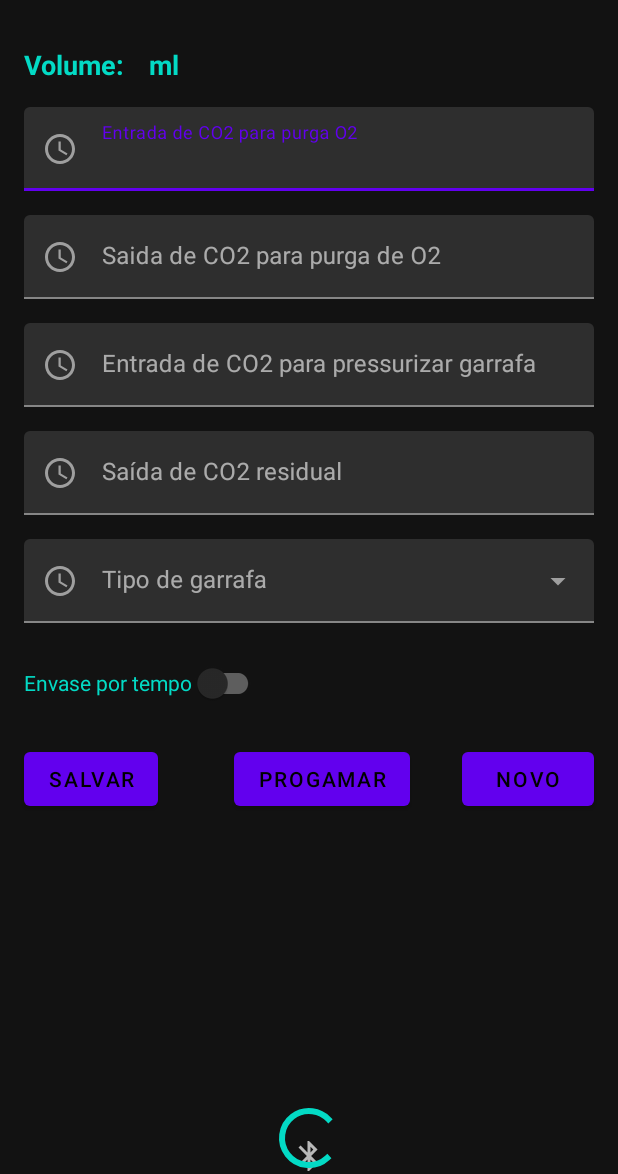
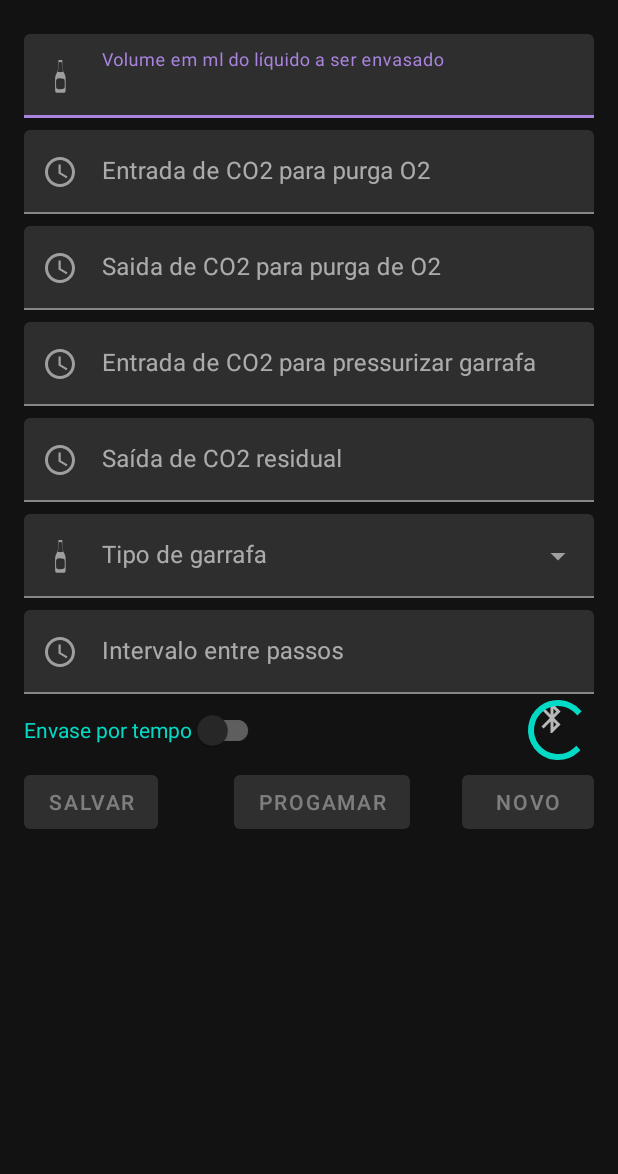
Before and after one commit to maseletrico/BeerBottleFilling, an Android app: the BottleFillerControlActivity screen opened directly, with no data from a screen before it, on a phone screen of 412 x 824 dp, the part 62-1236 px from its top. Run offline under Robolectric (Android 15) with nearby library versions, the phone set to English and light mode, and no system bars; our stand-ins replace AdMob, Firebase (no records; nobody signed in at launch, a user with empty details on screens opened directly); 2 statements that could not run were skipped.

Commit message:
adição campo no firebase - interval- Layout na view volume

```diff
--- a/app/src/main/java/com/maseletrico/beerbottlefilling/constants/Const.kt
+++ b/app/src/main/java/com/maseletrico/beerbottlefilling/constants/Const.kt
@@ -6,6 +6,9 @@ class Const {
 
     companion object {
         const val REQUEST_ENABLE_BT = 101
+        const val RC_SIGN_IN = 145
         val MY_UUID = UUID.fromString("00001101-0000-1000-8000-00805F9B34FB")
+        const val fireStoreCollection = "bottleFillerSetups"
+        const val TAG = "beerLog"
     }
 }
--- a/app/src/main/java/com/maseletrico/beerbottlefilling/data/network/Repository.kt
+++ b/app/src/main/java/com/maseletrico/beerbottlefilling/data/network/Repository.kt
@@ -23,6 +23,7 @@ class Repository {
                     val co2Residual = document.getString("co2Residual")
                     val fillingTime = document.getString("fillingTime")
                     val fillingVol = document.getString("fillingVol")
+                    val interval = document.getString("interval")
 
                     val bottleFillerTimes = FillingTimes(
                         document.id,
@@ -31,7 +32,8 @@ class Repository {
                         co2Pressure,
                         co2Residual,
                         fillingTime,
-                        fillingVol
+                        fillingVol,
+                        interval
                     )
                     listData.add(bottleFillerTimes)
                 }
--- a/app/src/main/java/com/maseletrico/beerbottlefilling/model/FillingTimes.kt
+++ b/app/src/main/java/com/maseletrico/beerbottlefilling/model/FillingTimes.kt
@@ -7,5 +7,6 @@ data class FillingTimes (
     val co2Pressure: String?,
     val co2Residual: String?,
     val fillingTime: String?,
-    val fillingVol: String?
+    val fillingVol: String?,
+    val interval: String?
 )
--- /dev/null
+++ b/app/src/main/res/drawable/ic_bottle.xml
@@ -0,0 +1,10 @@
+<vector xmlns:android="http://schemas.android.com/apk/res/android"
+    android:width="24dp"
+    android:height="24dp"
+    android:viewportWidth="225"
+    android:viewportHeight="225">
+  <path
+      android:pathData="M102.9,13.5c-0.3,0.2 -0.2,3.7 0.3,7.7 0.9,8.3 -1.2,35 -4.1,51.8 -1.5,8.8 -2.8,12.6 -7.9,23 -9,18.5 -9.2,19.9 -9.2,69.2 0,45.5 0,45.6 6.3,50.2 2.7,2 4.1,2.1 27.2,2.1l24.3,-0 2.7,-2.5c5.4,-5 5.5,-5.6 5.5,-50 0,-49.1 -0.2,-50.5 -9.2,-69 -5.1,-10.5 -6.4,-14.2 -7.9,-23 -2.8,-16.6 -4.9,-44.5 -4,-52 0.5,-3.6 0.6,-6.8 0.4,-7.3 -0.5,-0.8 -23.7,-1 -24.4,-0.2zM121,26l2.7,-0 1.3,12.7c0.6,7.1 2.2,20.9 3.5,30.8 1.3,9.9 2.2,18.2 1.9,18.5 -0.7,0.6 -30.2,0.5 -30.8,-0.1 -0.3,-0.3 0.3,-6.5 1.4,-13.9 1,-7.4 2.6,-21.2 3.6,-30.7l1.8,-17.2 3,-0.4c1.7,-0.3 4.4,-0.3 6,-0.1 1.6,0.2 4.1,0.4 5.6,0.4zM133.3,130.3c8.5,3.9 8.7,4.5 8.7,31.5 0,22.2 -0.1,23 -2.3,26.3 -3.5,5.2 -9.8,7.1 -23.7,7.3 -13.2,0.1 -21.1,-1.8 -25,-5.9 -2.5,-2.7 -2.5,-2.7 -2.8,-26.8 -0.2,-22.3 -0.1,-24.4 1.7,-27.3 3.6,-5.9 12.5,-8.5 27.8,-8 8.2,0.3 11.2,0.8 15.6,2.9z"
+      android:fillColor="#000000"
+      android:strokeColor="#00000000"/>
+</vector>
--- a/app/src/main/res/layout/activity_bottle_filler_control.xml
+++ b/app/src/main/res/layout/activity_bottle_filler_control.xml
@@ -6,37 +6,23 @@
     android:layout_height="match_parent"
     tools:context=".userInterface.BottleFillerControlActivity">
 
-    <TextView
-        android:id="@+id/tvTitle"
-        style="@style/TextTitle"
-        android:layout_width="wrap_content"
+    <com.google.android.material.textfield.TextInputLayout
+        android:id="@+id/tiVolume"
+        style="@style/EditFieldMargin"
+        android:layout_width="match_parent"
         android:layout_height="wrap_content"
-        android:layout_marginStart="@dimen/marginDefault"
-        android:textColor="@color/colorAccent"
+        android:hint="@string/volume"
         app:layout_constraintStart_toStartOf="parent"
         app:layout_constraintTop_toTopOf="parent"
-        android:text="Volume:" />
+        app:startIconDrawable="@drawable/ic_bottle">
 
-    <TextView
-        android:id="@+id/tvTVolumeValue"
-        style="@style/TextTitle"
-        android:layout_width="wrap_content"
-        android:layout_height="wrap_content"
-        android:layout_marginStart="@dimen/marginDefault"
-        android:textColor="@color/colorAccent"
-        app:layout_constraintStart_toEndOf="@+id/tvTitle"
-        app:layout_constraintTop_toTopOf="parent"
-        tools:text="600" />
-
-    <TextView
-        android:id="@+id/tvTVolume"
-        style="@style/TextTitle"
-        android:layout_width="wrap_content"
-        android:layout_height="wrap_content"
-        android:textColor="@color/colorAccent"
-        app:layout_constraintStart_toEndOf="@+id/tvTVolumeValue"
-        app:layout_constraintTop_toTopOf="parent"
-        android:text="ml" />
+        <com.google.android.material.textfield.TextInputEditText
+            android:id="@+id/tfVolume"
+            android:layout_width="match_parent"
+            android:layout_height="wrap_content"
+            android:inputType="number"
+            tools:text="350" />
+    </com.google.android.material.textfield.TextInputLayout>
 
     <com.google.android.material.textfield.TextInputLayout
         android:id="@+id/tilCO2_InPurge"
@@ -45,7 +31,7 @@
         android:layout_height="wrap_content"
         android:hint="@string/co2_InPurge"
         app:layout_constraintStart_toStartOf="parent"
-        app:layout_constraintTop_toBottomOf="@+id/tvTitle"
+        app:layout_constraintTop_toBottomOf="@+id/tiVolume"
         app:startIconDrawable="@drawable/ic_baseline_access_time_24">
 
         <com.google.android.material.textfield.TextInputEditText
@@ -116,12 +102,12 @@
         android:layout_height="wrap_content"
         android:hint="@string/bottleType"
         android:layout_marginStart="@dimen/marginDefault"
-        android:layout_marginTop="@dimen/marginDefault"
+        android:layout_marginTop="@dimen/marginSmall"
         android:layout_marginEnd="@dimen/marginDefault"
         style ="@style/Widget.MaterialComponents.TextInputLayout.FilledBox.ExposedDropdownMenu"
         app:layout_constraintStart_toStartOf="parent"
         app:layout_constraintTop_toBottomOf="@+id/tilCO2_ResidualTime"
-        app:startIconDrawable="@drawable/ic_baseline_access_time_24">
+        app:startIconDrawable="@drawable/ic_bottle">
         <AutoCompleteTextView
             android:id="@+id/actvBeerBottleType"
             android:layout_width="match_parent"
@@ -132,6 +118,23 @@
             />
     </com.google.android.material.textfield.TextInputLayout>
 
+    <com.google.android.material.textfield.TextInputLayout
+        android:id="@+id/tiInterval"
+        style="@style/EditFieldMargin"
+        android:layout_width="match_parent"
+        android:layout_height="wrap_content"
+        android:hint="@string/interval"
+        app:layout_constraintStart_toStartOf="parent"
+        app:layout_constraintTop_toBottomOf="@+id/tilBottleType"
+        app:startIconDrawable="@drawable/ic_baseline_access_time_24">
+        <com.google.android.material.textfield.TextInputEditText
+            android:id="@+id/tfInterval"
+            android:layout_width="match_parent"
+            android:layout_height="wrap_content"
+            android:inputType="number"
+            tools:text="5" />
+    </com.google.android.material.textfield.TextInputLayout>
+
      <com.google.android.material.switchmaterial.SwitchMaterial
         android:id="@+id/swFillerByTime"
         android:layout_width="wrap_content"
@@ -139,9 +142,8 @@
         android:text="Envase por tempo"
         android:textColor="@color/colorAccent"
         android:layout_marginStart="@dimen/marginDefault"
-        android:layout_marginTop="@dimen/marginDefault"
         app:layout_constraintStart_toStartOf="parent"
-        app:layout_constraintTop_toBottomOf="@+id/tilBottleType" />
+        app:layout_constraintTop_toBottomOf="@+id/tiInterval" />
 
     <com.google.android.material.switchmaterial.SwitchMaterial
         android:id="@+id/swTimeSetup"
@@ -152,9 +154,8 @@
         android:visibility="gone"
         tools:visibility="visible"
         android:layout_marginStart="@dimen/marginDefault"
-        android:layout_marginTop="@dimen/marginDefault"
         app:layout_constraintStart_toEndOf="@+id/swFillerByTime"
-        app:layout_constraintTop_toBottomOf="@+id/tilBottleType" />
+        app:layout_constraintTop_toBottomOf="@+id/tiInterval" />
 
     <com.google.android.material.textfield.TextInputLayout
         android:id="@+id/tilFillerTime"
@@ -180,34 +181,34 @@
         android:id="@+id/ivBlueTooth"
         android:layout_width="wrap_content"
         android:layout_height="wrap_content"
+        android:layout_marginTop="@dimen/marginExtraSmall"
+        android:layout_marginEnd="@dimen/marginXlarge"
         android:src="@drawable/ic_baseline_bluetooth_24"
         android:visibility="gone"
         tools:visibility="visible"
-        app:layout_constraintBottom_toTopOf="@+id/tvBlueToothName"
-        app:layout_constraintStart_toStartOf="parent"
+        app:layout_constraintTop_toBottomOf="@+id/tiInterval"
         app:layout_constraintEnd_toEndOf="parent"/>
 
     <ProgressBar
         android:id="@+id/pbBlueToothLoading"
         android:layout_width="wrap_content"
         android:layout_height="wrap_content"
+        android:layout_marginEnd="@dimen/marginDefault"
         android:visibility="gone"
         tools:visibility="visible"
-        app:layout_constraintBottom_toTopOf="@+id/tvBlueToothName"
-        app:layout_constraintEnd_toEndOf="parent"
-        app:layout_constraintStart_toStartOf="parent" />
+        app:layout_constraintTop_toBottomOf="@+id/tiInterval"
+        app:layout_constraintEnd_toEndOf="parent" />
     <TextView
         android:id="@+id/tvBlueToothName"
         android:layout_width="wrap_content"
         android:layout_height="wrap_content"
-        android:layout_marginBottom="@dimen/marginExtraSmall"
+        android:layout_marginEnd="@dimen/marginDefault"
         tools:text="Envazadora KubMas"
         android:textColor="@color/colorAccent"
         android:visibility="gone"
         tools:visibility="visible"
-        app:layout_constraintBottom_toTopOf="@+id/adView"
-        app:layout_constraintStart_toStartOf="@+id/ivBlueTooth"
-        app:layout_constraintEnd_toEndOf="@+id/ivBlueTooth"/>
+        app:layout_constraintTop_toBottomOf="@+id/ivBlueTooth"
+        app:layout_constraintEnd_toEndOf="parent"/>
 
     <com.google.android.gms.ads.AdView
         android:id="@+id/adView"
@@ -223,33 +224,59 @@
 
     </com.google.android.gms.ads.AdView>
 
+    <ProgressBar
+        android:id="@+id/pbSave"
+        android:layout_width="wrap_content"
+        android:layout_height="wrap_content"
+        android:layout_marginEnd="@dimen/marginDefault"
+        android:visibility="gone"
+        tools:visibility="visible"
+        android:elevation="10dp"
+        app:layout_constraintTop_toTopOf="@+id/btSave"
+        app:layout_constraintStart_toStartOf="@+id/btSave"
+        app:layout_constraintEnd_toEndOf="@+id/btSave"
+        app:layout_constraintBottom_toBottomOf="@+id/btSave"/>
     <Button
         android:id="@+id/btSave"
         android:layout_width="wrap_content"
         android:layout_height="wrap_content"
         android:layout_marginStart="@dimen/marginDefault"
-        android:layout_marginTop="@dimen/marginDefault"
+        android:layout_marginBottom="@dimen/marginSmall"
         android:text="Salvar"
         app:layout_constraintStart_toStartOf="parent"
         app:layout_constraintTop_toBottomOf="@+id/tilFillerTime" />
 
+    <ProgressBar
+        android:id="@+id/pbProgram"
+        android:layout_width="wrap_content"
+        android:layout_height="wrap_content"
+        android:layout_marginEnd="@dimen/marginDefault"
+        android:elevation="10dp"
+        android:visibility="gone"
+        tools:visibility="visible"
+        app:layout_constraintTop_toTopOf="@+id/btProgram"
+        app:layout_constraintStart_toStartOf="@+id/btProgram"
+        app:layout_constraintEnd_toEndOf="@+id/btProgram"
+        app:layout_constraintBottom_toBottomOf="@+id/btProgram"/>
     <Button
         android:id="@+id/btProgram"
         android:layout_width="wrap_content"
         android:layout_height="wrap_content"
         android:layout_marginStart="@dimen/marginDefault"
-        android:layout_marginTop="@dimen/marginDefault"
+        android:layout_marginBottom="@dimen/marginSmall"
         android:text="progamar"
         app:layout_constraintStart_toEndOf="@+id/btSave"
         app:layout_constraintEnd_toStartOf="@+id/btNew"
         app:layout_constraintTop_toBottomOf="@+id/tilFillerTime" />
+
+
 
     <Button
         android:id="@+id/btNew"
         android:layout_width="wrap_content"
         android:layout_height="wrap_content"
         android:layout_marginEnd="@dimen/marginDefault"
-        android:layout_marginTop="@dimen/marginDefault"
+        android:layout_marginBottom="@dimen/marginSmall"
         android:text="Novo"
         app:layout_constraintEnd_toEndOf="parent"
         app:layout_constraintTop_toBottomOf="@+id/tilFillerTime" />
--- a/app/src/main/res/values/colors.xml
+++ b/app/src/main/res/values/colors.xml
@@ -1,6 +1,6 @@
 <?xml version="1.0" encoding="utf-8"?>
 <resources>
-    <color name="colorPrimary">#6200EE</color>
+    <color name="colorPrimary">#A984DF</color>
     <color name="colorPrimaryDark">#3700B3</color>
     <color name="colorAccent">#03DAC5</color>
     <color name="tiber_alpha_100">#FF052925</color>
--- a/app/src/main/res/values/dimens.xml
+++ b/app/src/main/res/values/dimens.xml
@@ -1,5 +1,7 @@
 <?xml version="1.0" encoding="utf-8"?>
 <resources>
+    <dimen name="marginXlarge">32dp</dimen>
+    <dimen name="marginLarge">24dp</dimen>
     <dimen name="marginDefault">16dp</dimen>
     <dimen name="marginSmall">8dp</dimen>
     <dimen name="marginExtraSmall">4dp</dimen>
--- a/app/src/main/res/values/strings.xml
+++ b/app/src/main/res/values/strings.xml
@@ -2,10 +2,14 @@
     <string name="app_name">Envasadora de Cerveja</string>
     <string name="deviceSupportBlueToothMessage">Este dispositivo não suporta BlueTooth!!</string>
     <string name="co2_InPurge">Entrada de CO2 para purga O2"</string>
+    <string name="volume">Volume em ml do líquido a ser envasado"</string>
     <string name="co2_OutPurge">Saida de CO2 para purga de O2"</string>
     <string name="co2_InPressure">Entrada de CO2 para pressurizar garrafa"</string>
     <string name="co2_outPosFill">Saída de CO2 residual"</string>
     <string name="bottleType">Tipo de garrafa"</string>
     <string name="FillerTime">Tempo de envase</string>
+    <string name="interval">Intervalo entre passos</string>
+    <string name="firebaseUpdateSuccess">Arquivo editado com sucesso</string>
+    <string name="firebaseUpdateUnsuccessful">Erro ao salvar arquivo</string>
 
 </resources>
--- a/app/src/main/res/values/styles.xml
+++ b/app/src/main/res/values/styles.xml
@@ -22,9 +22,7 @@
     <style name="EditFieldMargin">
         <item name="android:layout_marginStart">@dimen/marginDefault</item>
         <item name="android:layout_marginEnd">@dimen/marginDefault</item>
-        <item name="android:layout_marginTop">@dimen/marginDefault</item>
+        <item name="android:layout_marginTop">@dimen/marginSmall</item>
     </style>
 
-
-
 </resources>
```
Also changed, not shown: app/build.gradle (+5 -2 lines), app/src/main/AndroidManifest.xml (+6 -4 lines), app/src/main/java/com/maseletrico/beerbottlefilling/extensions/BlueToothEXtensions.kt (+4 -7 lines), app/src/main/java/com/maseletrico/beerbottlefilling/userInterface/AuthActivity.kt (added, +118 -0 lines), app/src/main/java/com/maseletrico/beerbottlefilling/userInterface/BottleFillerControlActivity.kt (+35 -3 lines), app/src/main/java/com/maseletrico/beerbottlefilling/viewModel/FirebaseViewModel.kt (+58 -1 lines), app/src/main/res/layout/activity_auth.xml (added, +19 -0 lines).
